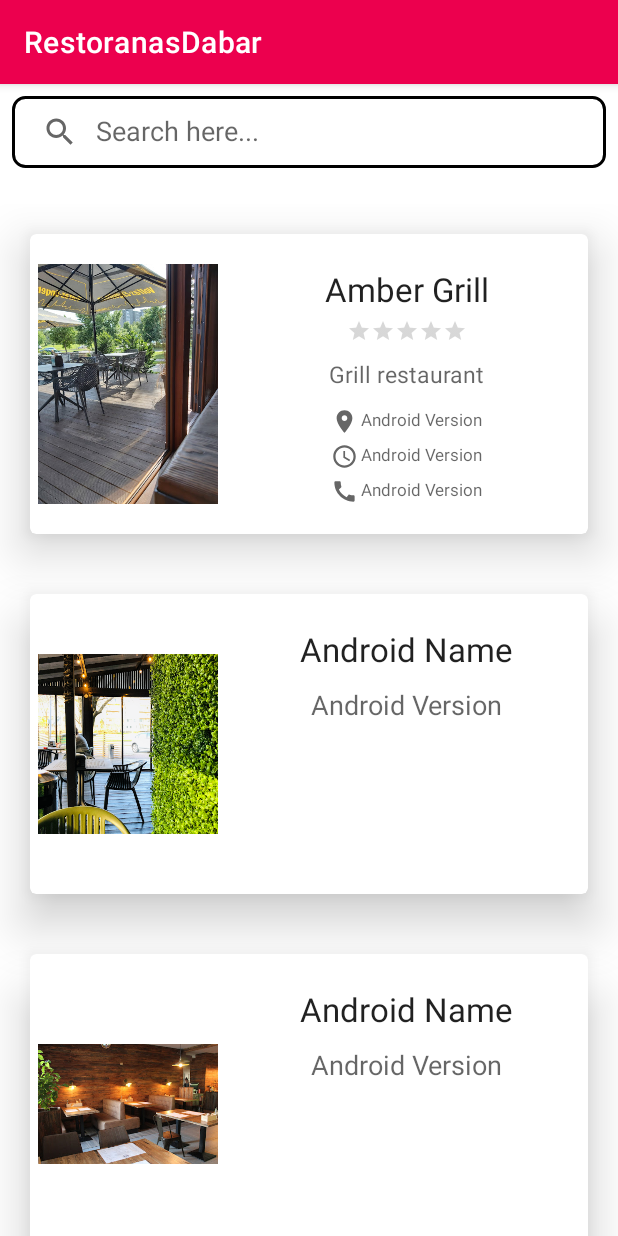
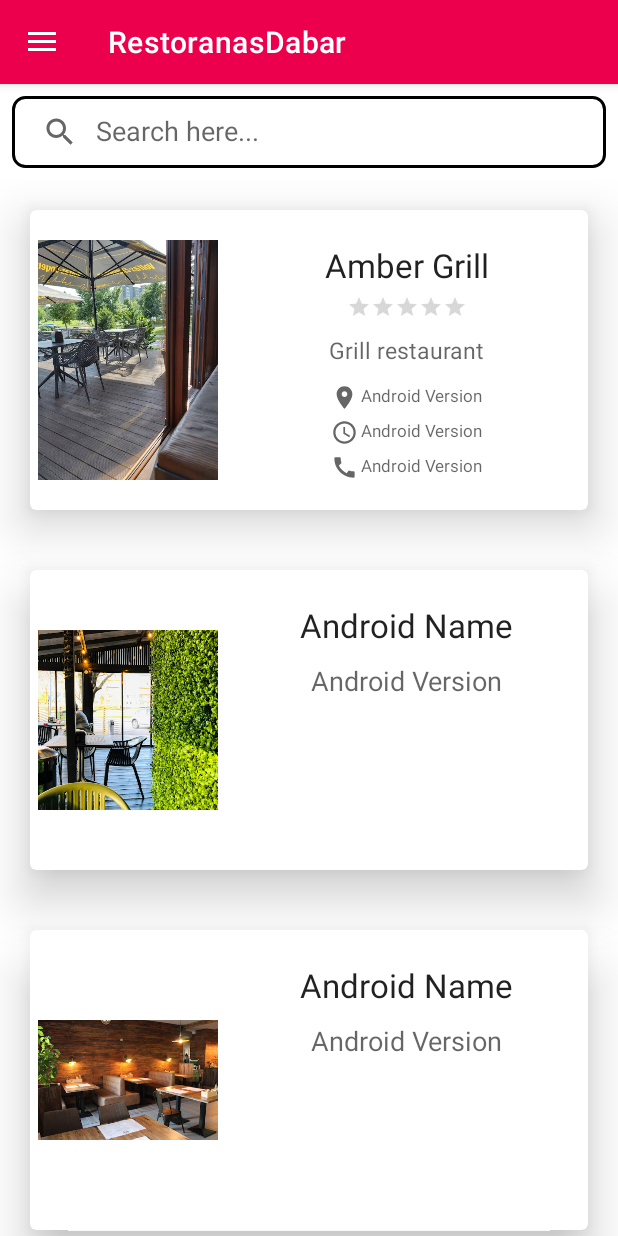
Before and after one commit to rytuks1337/RestoranasDabar, an Android app: the screen it shows after launch (MainActivity), on a phone screen of 412 x 824 dp. Run offline under Robolectric (Android 15) with nearby library versions, the phone set to English and light mode, and no system bars; libraries missing offline, so code that uses them is left out: com.vishnusivadas.advanced_httpurlconnection.

Commit message:
Perdarytas main_activity toolbaras

```diff
--- a/app/src/main/AndroidManifest.xml
+++ b/app/src/main/AndroidManifest.xml
@@ -35,7 +35,7 @@
         <activity
             android:name=".SignIn"
             android:theme="@style/Theme.Design.Light.NoActionBar" />
-        <activity android:name=".MainActivity" />
+        <activity android:name=".MainActivity" android:theme="@style/Theme.RestoranasDabar.NoActionBar" />
     </application>
 
 </manifest>
--- a/app/src/main/java/com/example/restoranasdabar/MainActivity.java
+++ b/app/src/main/java/com/example/restoranasdabar/MainActivity.java
@@ -3,16 +3,43 @@ package com.example.restoranasdabar;
 
 import android.os.Bundle;
 
+import androidx.appcompat.app.ActionBarDrawerToggle;
 import androidx.appcompat.app.AppCompatActivity;
+import androidx.appcompat.widget.Toolbar;
+import androidx.core.view.GravityCompat;
+import androidx.drawerlayout.widget.DrawerLayout;
 
 
 public class MainActivity extends AppCompatActivity {
 
+    private DrawerLayout mNavDrawer;
 
     @Override
     protected void onCreate(Bundle savedInstanceState) {
         super.onCreate(savedInstanceState);
         setContentView(R.layout.activity_main);
+        Toolbar toolbar=findViewById(R.id.main_Toolbar);
+        setSupportActionBar(toolbar);
 
+        mNavDrawer=findViewById(R.id.drawer_layout);
+        ActionBarDrawerToggle toggle = new ActionBarDrawerToggle(
+                this,mNavDrawer,toolbar,
+                R.string.navigation_drawer_open,
+                R.string.navigation_drawer_close
+        );
+
+        mNavDrawer.addDrawerListener(toggle);
+
+        toggle.syncState();
+    }
+
+    @Override
+    public void onBackPressed(){
+        if(mNavDrawer.isDrawerOpen(GravityCompat.START)){
+            mNavDrawer.closeDrawer(GravityCompat.START);
+        }
+        else {
+            super.onBackPressed();
+        }
     }
 }
--- a/app/src/main/res/layout/activity_main.xml
+++ b/app/src/main/res/layout/activity_main.xml
@@ -1,12 +1,8 @@
 <?xml version="1.0" encoding="utf-8"?>
-<LinearLayout xmlns:android="http://schemas.android.com/apk/res/android"
-    xmlns:app="http://schemas.android.com/apk/res-auto"
-    android:orientation="vertical"
-    android:layout_width="match_parent"
-    android:layout_height="match_parent">
 
 <androidx.drawerlayout.widget.DrawerLayout
     xmlns:android="http://schemas.android.com/apk/res/android"
+    xmlns:app="http://schemas.android.com/apk/res-auto"
     xmlns:tools="http://schemas.android.com/tools"
     android:id="@+id/drawer_layout"
     android:layout_width="match_parent"
@@ -22,7 +18,6 @@
 
     <com.google.android.material.navigation.NavigationView
         android:id="@+id/nav_view"
-        android:layout_marginTop="?attr/actionBarSize"
         android:layout_width="wrap_content"
         android:layout_height="match_parent"
         android:layout_gravity="start"
@@ -30,4 +25,3 @@
         app:headerLayout="@layout/nav_header_main"
         app:menu="@menu/activity_main_drawer" />
 </androidx.drawerlayout.widget.DrawerLayout>
-</LinearLayout>
--- a/app/src/main/res/layout/app_bar_main.xml
+++ b/app/src/main/res/layout/app_bar_main.xml
@@ -5,23 +5,34 @@
     android:layout_width="match_parent"
     android:layout_height="match_parent"
     tools:context=".MainActivity">
-
-
-
+    <LinearLayout
+        android:layout_width="match_parent"
+        android:orientation="vertical"
+        android:focusable="true"
+        android:focusableInTouchMode="true"
+        android:layout_height="wrap_content">
+        <androidx.appcompat.widget.Toolbar
+            android:layout_width="match_parent"
+            android:id="@+id/main_Toolbar"
+            android:layout_height="?attr/actionBarSize"
+            android:background="@color/primary"
+            android:theme="@style/ThemeOverlay.AppCompat.Dark.ActionBar"
+            app:popupTheme="@style/ThemeOverlay.AppCompat.Dark"
+            android:elevation="4dp"
+            />
         <androidx.appcompat.widget.SearchView
-        android:id="@+id/SearchView"
+            android:id="@+id/main_SearchView"
             android:layout_width="match_parent"
             android:layout_height="wrap_content"
+            android:nextFocusUp="@id/main_SearchView"
+            android:nextFocusLeft="@id/main_SearchView"
             android:layout_margin="8dp"
             app:queryHint="Search here..."
             android:background="@drawable/search_view_bg"
             app:iconifiedByDefault="false"
             >
-
-
-
         </androidx.appcompat.widget.SearchView>
-
+    </LinearLayout>
 
     <include layout="@layout/content_main" />
 
--- a/app/src/main/res/layout/content_main.xml
+++ b/app/src/main/res/layout/content_main.xml
@@ -2,7 +2,7 @@
 <ScrollView xmlns:android="http://schemas.android.com/apk/res/android"
     android:layout_width="match_parent"
     android:layout_height="match_parent"
-    android:layout_marginTop="80dp"
+    android:layout_marginTop="120dp"
     android:fillViewport="true">
     <LinearLayout
         xmlns:app="http://schemas.android.com/apk/res-auto"
@@ -20,7 +20,6 @@
             android:layout_gravity="center"
             card_view:cardElevation="20dp"
             android:layout_width="match_parent"
-            android:onClick=""
             android:layout_weight="1"
             android:layout_height="200dp"
             android:layout_margin="20dp"
```
Lines whose indentation alone changed are shown as unchanged.
